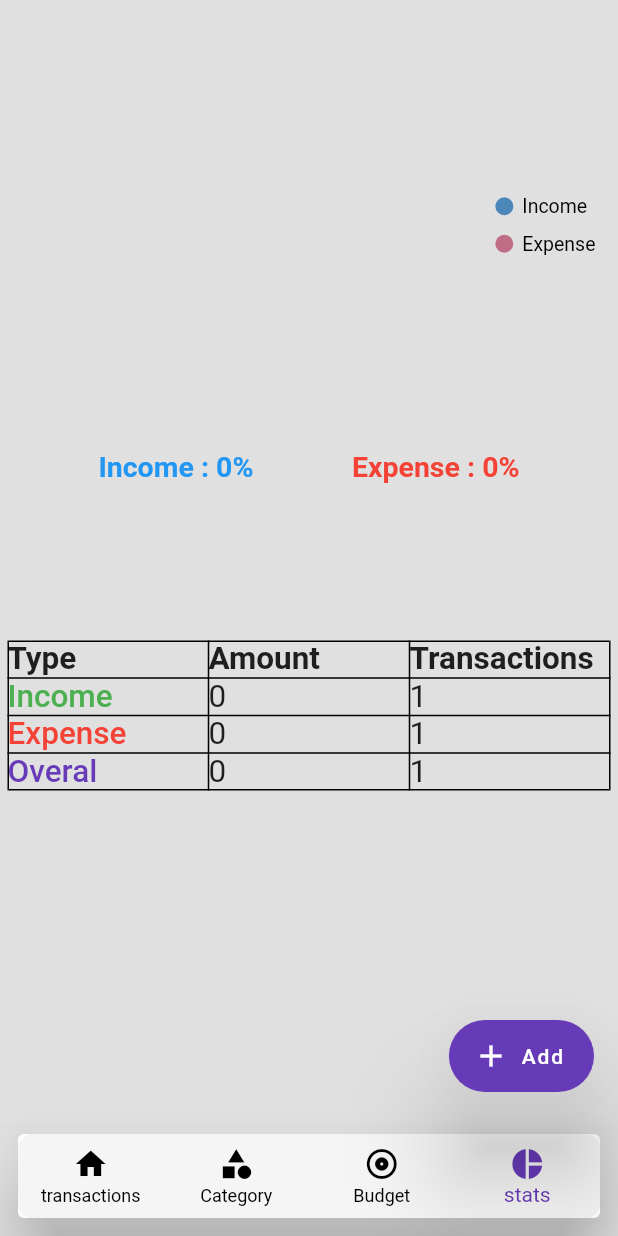
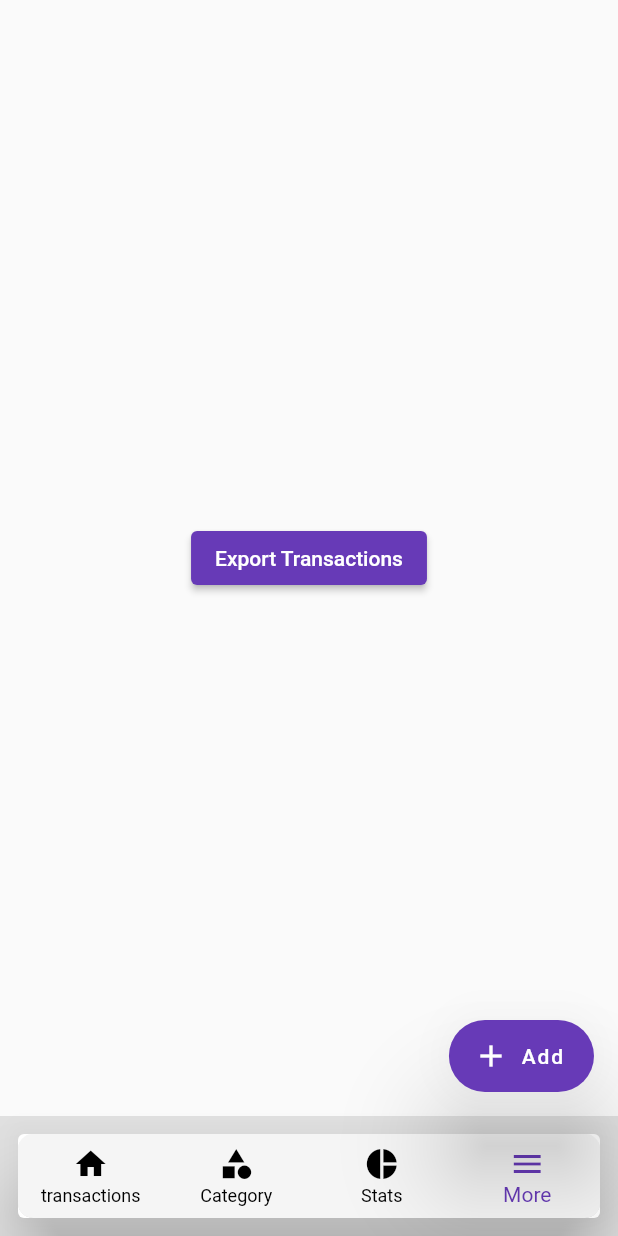
Before and after one commit to AbuShebin/Money-Manager, a Flutter app: the screen it shows after launch, item 4 of the bottom bar chosen, on a phone screen of 412 x 824 dp. Run offline on Flutter 3.47's test engine with Material 2 defaults, Android fonts, the phone set to English and light mode, and no system bars; our stand-ins replace curved_navigation_bar, fl_chart, flutter_slidable, hive, hive_flutter, syncfusion_flutter_charts; missing offline and left inert: gsheets; accounts and stored records are empty; key blocks and very long unbroken strings in the code were emptied for the run.

```diff
--- a/lib/home/Screen_home.dart
+++ b/lib/home/Screen_home.dart
@@ -2,6 +2,7 @@ import 'package:flutter/material.dart';
 import 'package:money_management_app/home/widgets/bottom_navigation.dart';
 import 'package:money_management_app/screens/budget/screen_budget.dart';
 import 'package:money_management_app/screens/stats/screen_stats.dart';
+import '../screens/more/more.dart';
 import '../screens/transactions/Add_transaction.dart';
 import '../screens/catagory/popup.dart';
 import '../screens/catagory/screen_catagory.dart';
@@ -12,8 +13,8 @@ class Screen_home extends StatelessWidget {
   final _pages = const [
     Screen_transactions(),
     Screen_catagory(),
-    ScreenBudget(),
     ScreenStats(),
+    More_Screen(),
   ];
   static ValueNotifier<int> selectedindexnotifier = ValueNotifier(0);
   String addtext='Add';
--- a/lib/home/widgets/bottom_navigation.dart
+++ b/lib/home/widgets/bottom_navigation.dart
@@ -35,13 +35,14 @@ class bottom_navigation extends StatelessWidget {
                     label: 'Category',
                   ),
                   BottomNavigationBarItem(
-                    icon: Icon(Icons.album_outlined),
-                    label: 'Budget',
+                    icon: Icon(Icons.pie_chart),
+                    label: 'Stats',
                   ),
                   BottomNavigationBarItem(
-                    icon: Icon(Icons.pie_chart),
-                    label: 'stats',
+                    icon: Icon(Icons.menu),
+                    label: 'More',
                   ),
+
                 ],
               ),
             ),
--- /dev/null
+++ b/lib/screens/more/more.dart
@@ -0,0 +1,17 @@
+import 'package:flutter/material.dart';
+import 'package:flutter/src/foundation/key.dart';
+import 'package:flutter/src/widgets/framework.dart';
+import 'package:flutter/src/widgets/placeholder.dart';
+
+class More_Screen extends StatelessWidget {
+  const More_Screen({Key? key}) : super(key: key);
+
+  @override
+  Widget build(BuildContext context) {
+    return Scaffold(
+      body: Center(
+          child: ElevatedButton(
+              onPressed: () {}, child: Text('Export Transactions'))),
+    );
+  }
+}
--- a/lib/screens/stats/screen_stats.dart
+++ b/lib/screens/stats/screen_stats.dart
@@ -68,8 +68,8 @@ class _ScreenStatsState extends State<ScreenStats> {
     }
 
     final List<ChartData> chartData = [
-      ChartData('Income', incomepercentage.toDouble()),
-      ChartData('Expense', expensepercentage.toDouble()),
+      ChartData('Income', incomeonchart.round().toDouble()),
+      ChartData('Expense', expenseonchart.round().toDouble()),
     ];
 
     if(incomepercentage.isNaN || expensepercentage.isNaN){
@@ -126,7 +126,7 @@ class _ScreenStatsState extends State<ScreenStats> {
                   children: [
                     Text("Type",style: TextStyle(fontWeight: FontWeight.bold),textScaleFactor: 1.5,),
                     Text("Amount",style: TextStyle(fontWeight: FontWeight.bold),textScaleFactor: 1.5),
-                    Text("Transactions",style: TextStyle(fontWeight: FontWeight.bold),textScaleFactor: 1.5),
+
                   ]
                 ),
 
@@ -134,21 +134,18 @@ class _ScreenStatsState extends State<ScreenStats> {
                   children: [
                     Text("Income",style: TextStyle(color: Colors.green,fontWeight: FontWeight.w500),textScaleFactor: 1.5),
                     Text(income.round().toString(),textScaleFactor: 1.5),
-                    Text(incometrans.round().toString(),textScaleFactor: 1.5),
                   ]
                 ),
                 TableRow(
                   children: [
                     Text("Expense",style: TextStyle(color: Colors.red,fontWeight: FontWeight.w500),textScaleFactor: 1.5),
                     Text(expense.round().toString(),textScaleFactor: 1.5),
-                    Text(expensetrans.round().toString(),textScaleFactor: 1.5),
                   ]
                 ),
                 TableRow(
                   children: [
                     Text("Overal",style: TextStyle(color: Colors.deepPurple,fontWeight: FontWeight.w500),textScaleFactor: 1.5),
                     Text(overall.round().toString(),textScaleFactor: 1.5),
-                    Text(overalltrans.round().toString(),textScaleFactor: 1.5),
                   ]
                 ),
               ],
--- a/pubspec.yaml
+++ b/pubspec.yaml
@@ -33,6 +33,7 @@ dependencies:
   flutter:
     sdk: flutter
   flutter_slidable: ^1.2.0
+  gsheets: ^0.4.2
   hive: ^2.2.3
   hive_flutter: ^1.1.0
   intl: ^0.17.0
```
Also changed, not shown: lib/gsheets api.dart (added, +89 -0 lines), lib/main.dart (+7 -1 lines), lib/screens/transactions/Add_transaction.dart (+44 -22 lines), lib/screens/transactions/Screen_transactions.dart (+27 -17 lines), pubspec.lock.
